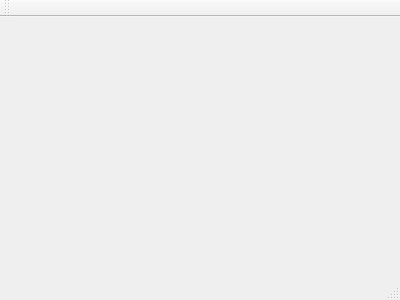
The window that gradecalculator.ui (siyangsun/Razalas-Grade-Calculator) describes before a commit, drawn with Qt 5.
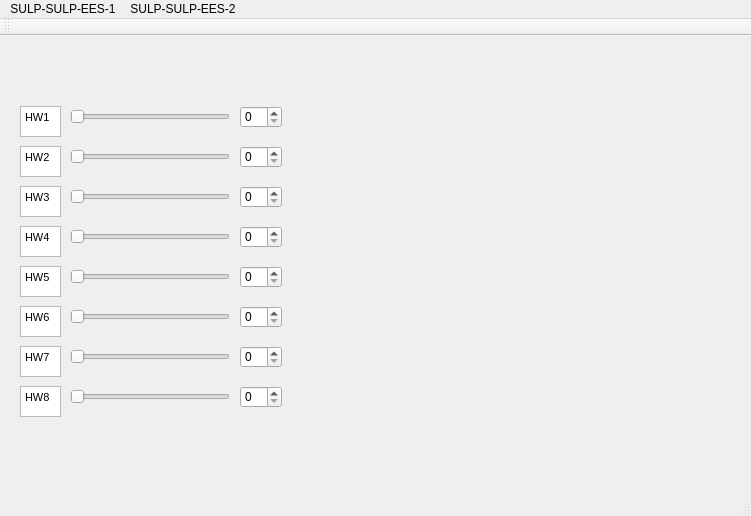
The same window after the commit.

Commit message: Building calculator interface with sliders and spinboxes

Patch:
```diff
--- a/gradecalculator.ui
+++ b/gradecalculator.ui
@@ -1,24 +1,372 @@
 <ui version="4.0">
  <class>GradeCalculator</class>
- <widget class="QMainWindow" name="GradeCalculator" >
-  <property name="geometry" >
+ <widget class="QMainWindow" name="GradeCalculator">
+  <property name="geometry">
    <rect>
     <x>0</x>
     <y>0</y>
-    <width>400</width>
-    <height>300</height>
+    <width>751</width>
+    <height>516</height>
    </rect>
   </property>
   <property name="windowTitle" >
    <string>GradeCalculator</string>
   </property>
-  <widget class="QMenuBar" name="menuBar" />
-  <widget class="QToolBar" name="mainToolBar" />
-  <widget class="QWidget" name="centralWidget" />
-  <widget class="QStatusBar" name="statusBar" />
+  <widget class="QWidget" name="centralWidget">
+   <widget class="QSlider" name="horizontalSlider">
+    <property name="geometry">
+     <rect>
+      <x>70</x>
+      <y>70</y>
+      <width>160</width>
+      <height>22</height>
+     </rect>
+    </property>
+    <property name="orientation">
+     <enum>Qt::Horizontal</enum>
+    </property>
+   </widget>
+   <widget class="QSpinBox" name="spinBox">
+    <property name="geometry">
+     <rect>
+      <x>240</x>
+      <y>70</y>
+      <width>42</width>
+      <height>22</height>
+     </rect>
+    </property>
+   </widget>
+   <widget class="QTextEdit" name="textEdit">
+    <property name="geometry">
+     <rect>
+      <x>20</x>
+      <y>70</y>
+      <width>41</width>
+      <height>31</height>
+     </rect>
+    </property>
+    <property name="html">
+     <string>&lt;!DOCTYPE HTML PUBLIC &quot;-//W3C//DTD HTML 4.0//EN&quot; &quot;http://www.w3.org/TR/REC-html40/strict.dtd&quot;&gt;
+&lt;html&gt;&lt;head&gt;&lt;meta name=&quot;qrichtext&quot; content=&quot;1&quot; /&gt;&lt;style type=&quot;text/css&quot;&gt;
+p, li { white-space: pre-wrap; }
+&lt;/style&gt;&lt;/head&gt;&lt;body style=&quot; font-family:'MS Shell Dlg 2'; font-size:8.25pt; font-weight:400; font-style:normal;&quot;&gt;
+&lt;p style=&quot; margin-top:0px; margin-bottom:0px; margin-left:0px; margin-right:0px; -qt-block-indent:0; text-indent:0px;&quot;&gt;HW1&lt;/p&gt;&lt;/body&gt;&lt;/html&gt;</string>
+    </property>
+   </widget>
+   <widget class="QTextEdit" name="textEdit_2">
+    <property name="geometry">
+     <rect>
+      <x>20</x>
+      <y>110</y>
+      <width>41</width>
+      <height>31</height>
+     </rect>
+    </property>
+    <property name="html">
+     <string>&lt;!DOCTYPE HTML PUBLIC &quot;-//W3C//DTD HTML 4.0//EN&quot; &quot;http://www.w3.org/TR/REC-html40/strict.dtd&quot;&gt;
+&lt;html&gt;&lt;head&gt;&lt;meta name=&quot;qrichtext&quot; content=&quot;1&quot; /&gt;&lt;style type=&quot;text/css&quot;&gt;
+p, li { white-space: pre-wrap; }
+&lt;/style&gt;&lt;/head&gt;&lt;body style=&quot; font-family:'MS Shell Dlg 2'; font-size:8.25pt; font-weight:400; font-style:normal;&quot;&gt;
+&lt;p style=&quot; margin-top:0px; margin-bottom:0px; margin-left:0px; margin-right:0px; -qt-block-indent:0; text-indent:0px;&quot;&gt;HW2&lt;/p&gt;&lt;/body&gt;&lt;/html&gt;</string>
+    </property>
+   </widget>
+   <widget class="QSlider" name="horizontalSlider_2">
+    <property name="geometry">
+     <rect>
+      <x>70</x>
+      <y>110</y>
+      <width>160</width>
+      <height>22</height>
+     </rect>
+    </property>
+    <property name="orientation">
+     <enum>Qt::Horizontal</enum>
+    </property>
+   </widget>
+   <widget class="QSpinBox" name="spinBox_2">
+    <property name="geometry">
+     <rect>
+      <x>240</x>
+      <y>110</y>
+      <width>42</width>
+      <height>22</height>
+     </rect>
+    </property>
+   </widget>
+   <widget class="QSpinBox" name="spinBox_3">
+    <property name="geometry">
+     <rect>
+      <x>240</x>
+      <y>190</y>
+      <width>42</width>
+      <height>22</height>
+     </rect>
+    </property>
+   </widget>
+   <widget class="QSlider" name="horizontalSlider_3">
+    <property name="geometry">
+     <rect>
+      <x>70</x>
+      <y>150</y>
+      <width>160</width>
+      <height>22</height>
+     </rect>
+    </property>
+    <property name="orientation">
+     <enum>Qt::Horizontal</enum>
+    </property>
+   </widget>
+   <widget class="QSlider" name="horizontalSlider_4">
+    <property name="geometry">
+     <rect>
+      <x>70</x>
+      <y>190</y>
+      <width>160</width>
+      <height>22</height>
+     </rect>
+    </property>
+    <property name="orientation">
+     <enum>Qt::Horizontal</enum>
+    </property>
+   </widget>
+   <widget class="QSpinBox" name="spinBox_4">
+    <property name="geometry">
+     <rect>
+      <x>240</x>
+      <y>150</y>
+      <width>42</width>
+      <height>22</height>
+     </rect>
+    </property>
+   </widget>
+   <widget class="QTextEdit" name="textEdit_3">
+    <property name="geometry">
+     <rect>
+      <x>20</x>
+      <y>190</y>
+      <width>41</width>
+      <height>31</height>
+     </rect>
+    </property>
+    <property name="html">
+     <string>&lt;!DOCTYPE HTML PUBLIC &quot;-//W3C//DTD HTML 4.0//EN&quot; &quot;http://www.w3.org/TR/REC-html40/strict.dtd&quot;&gt;
+&lt;html&gt;&lt;head&gt;&lt;meta name=&quot;qrichtext&quot; content=&quot;1&quot; /&gt;&lt;style type=&quot;text/css&quot;&gt;
+p, li { white-space: pre-wrap; }
+&lt;/style&gt;&lt;/head&gt;&lt;body style=&quot; font-family:'MS Shell Dlg 2'; font-size:8.25pt; font-weight:400; font-style:normal;&quot;&gt;
+&lt;p style=&quot; margin-top:0px; margin-bottom:0px; margin-left:0px; margin-right:0px; -qt-block-indent:0; text-indent:0px;&quot;&gt;HW4&lt;/p&gt;&lt;/body&gt;&lt;/html&gt;</string>
+    </property>
+   </widget>
+   <widget class="QTextEdit" name="textEdit_4">
+    <property name="geometry">
+     <rect>
+      <x>20</x>
+      <y>150</y>
+      <width>41</width>
+      <height>31</height>
+     </rect>
+    </property>
+    <property name="html">
+     <string>&lt;!DOCTYPE HTML PUBLIC &quot;-//W3C//DTD HTML 4.0//EN&quot; &quot;http://www.w3.org/TR/REC-html40/strict.dtd&quot;&gt;
+&lt;html&gt;&lt;head&gt;&lt;meta name=&quot;qrichtext&quot; content=&quot;1&quot; /&gt;&lt;style type=&quot;text/css&quot;&gt;
+p, li { white-space: pre-wrap; }
+&lt;/style&gt;&lt;/head&gt;&lt;body style=&quot; font-family:'MS Shell Dlg 2'; font-size:8.25pt; font-weight:400; font-style:normal;&quot;&gt;
+&lt;p style=&quot; margin-top:0px; margin-bottom:0px; margin-left:0px; margin-right:0px; -qt-block-indent:0; text-indent:0px;&quot;&gt;HW3&lt;/p&gt;&lt;/body&gt;&lt;/html&gt;</string>
+    </property>
+   </widget>
+   <widget class="QTextEdit" name="textEdit_5">
+    <property name="geometry">
+     <rect>
+      <x>20</x>
+      <y>310</y>
+      <width>41</width>
+      <height>31</height>
+     </rect>
+    </property>
+    <property name="html">
+     <string>&lt;!DOCTYPE HTML PUBLIC &quot;-//W3C//DTD HTML 4.0//EN&quot; &quot;http://www.w3.org/TR/REC-html40/strict.dtd&quot;&gt;
+&lt;html&gt;&lt;head&gt;&lt;meta name=&quot;qrichtext&quot; content=&quot;1&quot; /&gt;&lt;style type=&quot;text/css&quot;&gt;
+p, li { white-space: pre-wrap; }
+&lt;/style&gt;&lt;/head&gt;&lt;body style=&quot; font-family:'MS Shell Dlg 2'; font-size:8.25pt; font-weight:400; font-style:normal;&quot;&gt;
+&lt;p style=&quot; margin-top:0px; margin-bottom:0px; margin-left:0px; margin-right:0px; -qt-block-indent:0; text-indent:0px;&quot;&gt;HW7&lt;/p&gt;&lt;/body&gt;&lt;/html&gt;</string>
+    </property>
+   </widget>
+   <widget class="QSpinBox" name="spinBox_5">
+    <property name="geometry">
+     <rect>
+      <x>240</x>
+      <y>350</y>
+      <width>42</width>
+      <height>22</height>
+     </rect>
+    </property>
+   </widget>
+   <widget class="QTextEdit" name="textEdit_6">
+    <property name="geometry">
+     <rect>
+      <x>20</x>
+      <y>350</y>
+      <width>41</width>
+      <height>31</height>
+     </rect>
+    </property>
+    <property name="html">
+     <string>&lt;!DOCTYPE HTML PUBLIC &quot;-//W3C//DTD HTML 4.0//EN&quot; &quot;http://www.w3.org/TR/REC-html40/strict.dtd&quot;&gt;
+&lt;html&gt;&lt;head&gt;&lt;meta name=&quot;qrichtext&quot; content=&quot;1&quot; /&gt;&lt;style type=&quot;text/css&quot;&gt;
+p, li { white-space: pre-wrap; }
+&lt;/style&gt;&lt;/head&gt;&lt;body style=&quot; font-family:'MS Shell Dlg 2'; font-size:8.25pt; font-weight:400; font-style:normal;&quot;&gt;
+&lt;p style=&quot; margin-top:0px; margin-bottom:0px; margin-left:0px; margin-right:0px; -qt-block-indent:0; text-indent:0px;&quot;&gt;HW8&lt;/p&gt;&lt;/body&gt;&lt;/html&gt;</string>
+    </property>
+   </widget>
+   <widget class="QSpinBox" name="spinBox_6">
+    <property name="geometry">
+     <rect>
+      <x>240</x>
+      <y>270</y>
+      <width>42</width>
+      <height>22</height>
+     </rect>
+    </property>
+   </widget>
+   <widget class="QSlider" name="horizontalSlider_5">
+    <property name="geometry">
+     <rect>
+      <x>70</x>
+      <y>230</y>
+      <width>160</width>
+      <height>22</height>
+     </rect>
+    </property>
+    <property name="orientation">
+     <enum>Qt::Horizontal</enum>
+    </property>
+   </widget>
+   <widget class="QSlider" name="horizontalSlider_6">
+    <property name="geometry">
+     <rect>
+      <x>70</x>
+      <y>270</y>
+      <width>160</width>
+      <height>22</height>
+     </rect>
+    </property>
+    <property name="orientation">
+     <enum>Qt::Horizontal</enum>
+    </property>
+   </widget>
+   <widget class="QSpinBox" name="spinBox_7">
+    <property name="geometry">
+     <rect>
+      <x>240</x>
+      <y>230</y>
+      <width>42</width>
+      <height>22</height>
+     </rect>
+    </property>
+   </widget>
+   <widget class="QTextEdit" name="textEdit_7">
+    <property name="geometry">
+     <rect>
+      <x>20</x>
+      <y>270</y>
+      <width>41</width>
+      <height>31</height>
+     </rect>
+    </property>
+    <property name="html">
+     <string>&lt;!DOCTYPE HTML PUBLIC &quot;-//W3C//DTD HTML 4.0//EN&quot; &quot;http://www.w3.org/TR/REC-html40/strict.dtd&quot;&gt;
+&lt;html&gt;&lt;head&gt;&lt;meta name=&quot;qrichtext&quot; content=&quot;1&quot; /&gt;&lt;style type=&quot;text/css&quot;&gt;
+p, li { white-space: pre-wrap; }
+&lt;/style&gt;&lt;/head&gt;&lt;body style=&quot; font-family:'MS Shell Dlg 2'; font-size:8.25pt; font-weight:400; font-style:normal;&quot;&gt;
+&lt;p style=&quot; margin-top:0px; margin-bottom:0px; margin-left:0px; margin-right:0px; -qt-block-indent:0; text-indent:0px;&quot;&gt;HW6&lt;/p&gt;&lt;/body&gt;&lt;/html&gt;</string>
+    </property>
+   </widget>
+   <widget class="QSpinBox" name="spinBox_8">
+    <property name="geometry">
+     <rect>
+      <x>240</x>
+      <y>310</y>
+      <width>42</width>
+      <height>22</height>
+     </rect>
+    </property>
+   </widget>
+   <widget class="QSlider" name="horizontalSlider_7">
+    <property name="geometry">
+     <rect>
+      <x>70</x>
+      <y>310</y>
+      <width>160</width>
+      <height>22</height>
+     </rect>
+    </property>
+    <property name="orientation">
+     <enum>Qt::Horizontal</enum>
+    </property>
+   </widget>
+   <widget class="QSlider" name="horizontalSlider_8">
+    <property name="geometry">
+     <rect>
+      <x>70</x>
+      <y>350</y>
+      <width>160</width>
+      <height>22</height>
+     </rect>
+    </property>
+    <property name="orientation">
+     <enum>Qt::Horizontal</enum>
+    </property>
+   </widget>
+   <widget class="QTextEdit" name="textEdit_8">
+    <property name="geometry">
+     <rect>
+      <x>20</x>
+      <y>230</y>
+      <width>41</width>
+      <height>31</height>
+     </rect>
+    </property>
+    <property name="html">
+     <string>&lt;!DOCTYPE HTML PUBLIC &quot;-//W3C//DTD HTML 4.0//EN&quot; &quot;http://www.w3.org/TR/REC-html40/strict.dtd&quot;&gt;
+&lt;html&gt;&lt;head&gt;&lt;meta name=&quot;qrichtext&quot; content=&quot;1&quot; /&gt;&lt;style type=&quot;text/css&quot;&gt;
+p, li { white-space: pre-wrap; }
+&lt;/style&gt;&lt;/head&gt;&lt;body style=&quot; font-family:'MS Shell Dlg 2'; font-size:8.25pt; font-weight:400; font-style:normal;&quot;&gt;
+&lt;p style=&quot; margin-top:0px; margin-bottom:0px; margin-left:0px; margin-right:0px; -qt-block-indent:0; text-indent:0px;&quot;&gt;HW5&lt;/p&gt;&lt;/body&gt;&lt;/html&gt;</string>
+    </property>
+   </widget>
+  </widget>
+  <widget class="QMenuBar" name="menuBar">
+   <property name="geometry">
+    <rect>
+     <x>0</x>
+     <y>0</y>
+     <width>751</width>
+     <height>21</height>
+    </rect>
+   </property>
+   <widget class="QMenu" name="menuGrade_Calculator">
+    <property name="title">
+     <string>SULP-SULP-EES-1</string>
+    </property>
+   </widget>
+   <widget class="QMenu" name="menuSULP_SULP_EES_2">
+    <property name="title">
+     <string>SULP-SULP-EES-2</string>
+    </property>
+   </widget>
+   <addaction name="menuGrade_Calculator"/>
+   <addaction name="menuSULP_SULP_EES_2"/>
+  </widget>
+  <widget class="QToolBar" name="mainToolBar">
+   <attribute name="toolBarArea">
+    <enum>TopToolBarArea</enum>
+   </attribute>
+   <attribute name="toolBarBreak">
+    <bool>false</bool>
+   </attribute>
+  </widget>
+  <widget class="QStatusBar" name="statusBar"/>
  </widget>
- <layoutDefault spacing="6" margin="11" />
- <pixmapfunction></pixmapfunction>
+ <layoutdefault spacing="6" margin="11"/>
  <resources/>
  <connections/>
 </ui>
```
Left out of the diff: 134 changed lines with no effect on the pictures.
